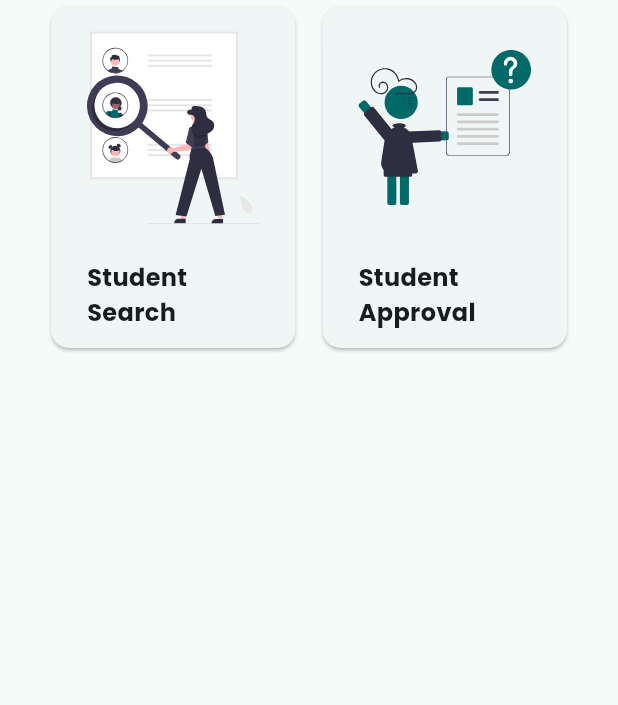
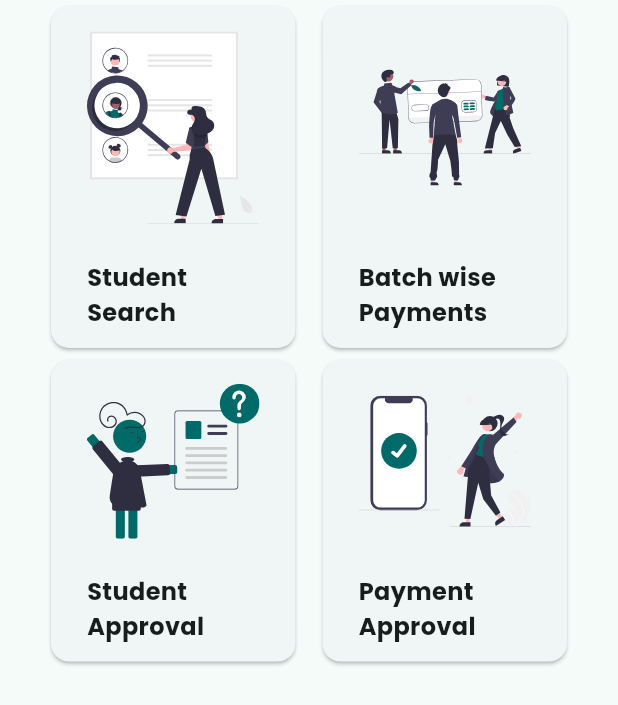
Before and after one commit to Suriya-KS/Latha-Tuition-App, a Flutter app: the StudentAdministrationActionList widget shown alone on an empty page, opened directly, on a phone screen of 412 x 824 dp. Shown: the top 705 px of the screen. Run offline on Flutter 3.47's test engine with Material 3 defaults, Android fonts, the phone set to English and light mode, and no system bars; our stand-ins replace curved_navigation_bar, flutter_riverpod, flutter_svg, liquid_swipe, smooth_page_indicator, table_calendar.

Commit message:
feat: :sparkles: update student administration & add batch payment history screen design

```diff
--- a/lib/utilities/constants.dart
+++ b/lib/utilities/constants.dart
@@ -15,6 +15,8 @@ const confirmImage = "assets/images/confirm.svg";
 const notFoundImage = "assets/images/not_found.svg";
 const searchImage = "assets/images/search.svg";
 const pendingApprovalImage = "assets/images/pending_approval.svg";
+const phoneConfirmImage = "assets/images/phone_confirm.svg";
+const groupPaymentImage = "assets/images/group_payment.svg";
 const placeholderImage = "assets/images/placeholder.svg";
 
 const alphabets = 'abcdefghijklmnopqrstuvwxyzABCDEFGHIJKLMNOPQRSTUVWXYZ';
--- a/lib/widgets/student_information.dart/payment_history_view.dart
+++ b/lib/widgets/student_information.dart/payment_history_view.dart
@@ -42,7 +42,8 @@ class _PaymentHistoryViewState extends State<PaymentHistoryView> {
                     ? TextStatusCard(
                         title: formatDate(paymentHistoryList[index]['date']),
                         description: Text(
-                            '₹ ${formatAmount(double.tryParse(paymentHistoryList[index]['amount'].toString()) ?? 0)}'),
+                          '₹ ${formatAmount(double.tryParse(paymentHistoryList[index]['amount'].toString()) ?? 0)}',
+                        ),
                         status: paymentHistoryList[index]['status'],
                       )
                     : const SizedBox(height: screenPadding),
--- a/lib/widgets/tutor_dashboard/student_administration_action_list.dart
+++ b/lib/widgets/tutor_dashboard/student_administration_action_list.dart
@@ -5,6 +5,7 @@ import 'package:latha_tuition_app/utilities/modal_bottom_sheet.dart';
 import 'package:latha_tuition_app/screens/student_approval.dart';
 import 'package:latha_tuition_app/widgets/cards/box_card.dart';
 import 'package:latha_tuition_app/widgets/bottom_sheets/student_search_sheet.dart';
+import 'package:latha_tuition_app/widgets/bottom_sheets/batch_search_sheet.dart';
 
 class StudentAdministrationActionList extends StatelessWidget {
   const StudentAdministrationActionList({super.key});
@@ -13,6 +14,13 @@ class StudentAdministrationActionList extends StatelessWidget {
     modalBottomSheet(
       context,
       const StudentSearchSheet(),
+    );
+  }
+
+  void batchPaymentHistoryTapHandler(BuildContext context) {
+    modalBottomSheet(
+      context,
+      const BatchSearchSheet(),
     );
   }
 
@@ -29,7 +37,9 @@ class StudentAdministrationActionList extends StatelessWidget {
   Widget build(BuildContext context) {
     return Padding(
       padding: const EdgeInsets.symmetric(horizontal: screenPadding),
-      child: IntrinsicHeight(
+      child: Column(
+        children: [
+          IntrinsicHeight(
             child: Row(
               mainAxisAlignment: MainAxisAlignment.spaceBetween,
               children: [
@@ -43,13 +53,37 @@ class StudentAdministrationActionList extends StatelessWidget {
                 const SizedBox(width: 10),
                 Expanded(
                   child: BoxCard(
+                    title: 'Batch wise Payments',
+                    image: groupPaymentImage,
+                    onTap: () => batchPaymentHistoryTapHandler(context),
+                  ),
+                ),
+              ],
+            ),
+          ),
+          IntrinsicHeight(
+            child: Row(
+              mainAxisAlignment: MainAxisAlignment.spaceBetween,
+              children: [
+                Expanded(
+                  child: BoxCard(
                     title: 'Student Approval',
                     image: pendingApprovalImage,
                     onTap: () => studentApprovalTapHandler(context),
                   ),
                 ),
+                const SizedBox(width: 10),
+                Expanded(
+                  child: BoxCard(
+                    title: 'Payment Approval',
+                    image: phoneConfirmImage,
+                    onTap: () {},
+                  ),
+                ),
               ],
             ),
+          ),
+        ],
       ),
     );
   }
```
Also changed, not shown: lib/screens/batch_payment_history.dart (added, +77 -0 lines), lib/utilities/dummy_data.dart (+21 -0 lines), lib/widgets/bottom_sheets/batch_search_sheet.dart (added, +48 -0 lines), lib/widgets/tutor_dashboard/student_administration_view.dart (+10 -3 lines), assets/images/group_payment.svg (added), assets/images/phone_confirm.svg (added). Lines whose indentation alone changed are shown as unchanged.
